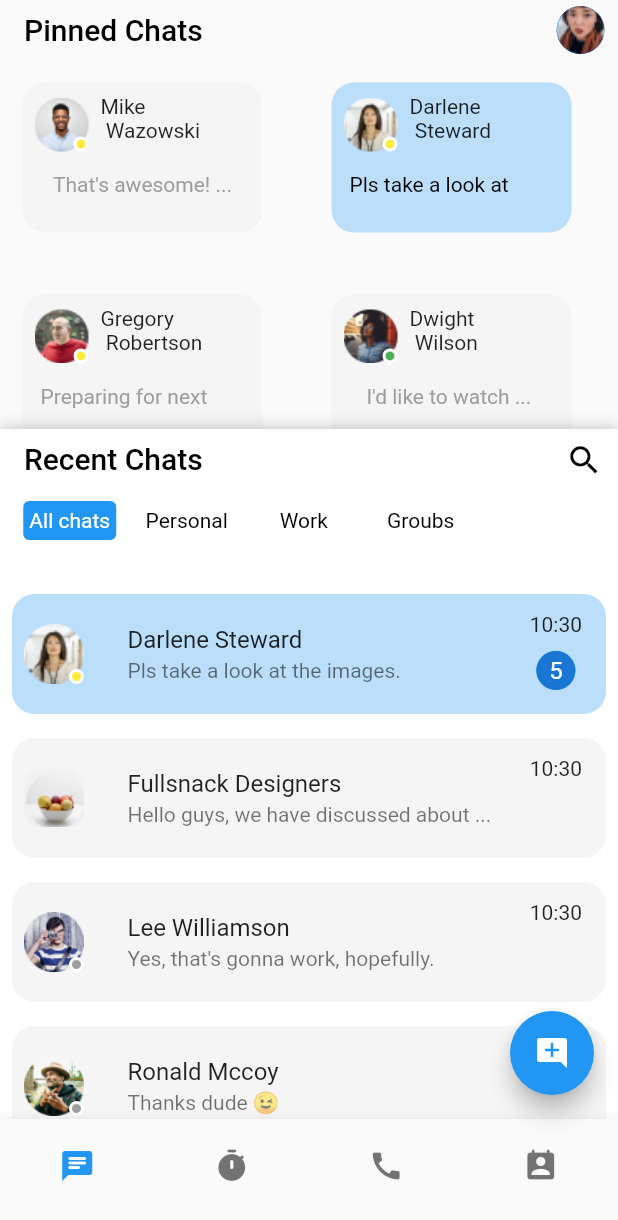
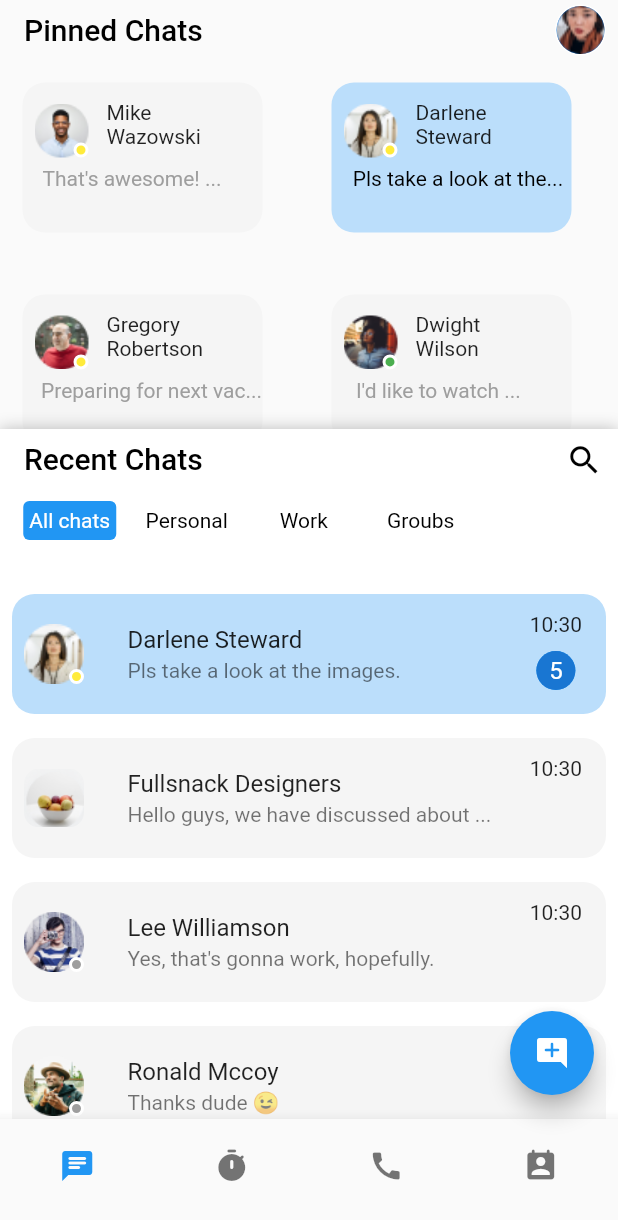
Before and after one commit to khalidmagde/chat_screen_demo, a Flutter app: the screen it shows after launch, on a phone screen of 412 x 824 dp. Shown: the top 1220 px of the screen. Run offline on Flutter 3.47's test engine with Material 2 defaults, Android fonts, the phone set to English and light mode, and no system bars; drawn by our look-alikes of sliding_up_panel.

Commit message:
Add all my files

```diff
--- a/lib/data/static/static.dart
+++ b/lib/data/static/static.dart
@@ -6,25 +6,25 @@ import 'package:flutter/material.dart';
 
 List<ChatModel> pinnedChatModel = [
   ChatModel(
-    name: "Mike \n Wazowski",
+    name: "Mike\nWazowski",
     image: AppImages.mikeWazowski,
     body: "That's awesome! ...",
     color: Colors.grey.shade100,
   ),
   ChatModel(
-    name: "Darlene \n Steward",
+    name: "Darlene\nSteward",
     image: AppImages.darleneSteward,
     body: "Pls take a look at the... ",
     color: Colors.blue.shade100,
   ),
   ChatModel(
-    name: "Gregory \n Robertson",
+    name: "Gregory\nRobertson",
     image: AppImages.gregoryRobertson,
     body: "Preparing for next vac...",
     color: Colors.grey.shade100,
   ),
   ChatModel(
-    name: "Dwight \n Wilson",
+    name: "Dwight\nWilson",
     image: AppImages.dwightWilson,
     body: "I'd like to watch ... ",
     color: Colors.grey.shade100,
@@ -62,7 +62,7 @@ List<ChatMessage> chatMessage = [
   ChatMessage(
       image: Image.asset(AppImages.recOne),
       message:
-          "Hello guys, we have discussed about\n post-corona vacation plan and our\n decision is to go to Bali. We will have a very\n big party after this corona ends! These are\n some images about our destination",
+          "Hello guys, we have discussed about\npost-corona vacation plan and our\ndecision is to go to Bali. We will have a very\nbig party after this corona ends! These are\nsome images about our destination",
       type: MessageType.Sender,
       name: "mike Mazowski"),
   ChatMessage(
--- a/lib/presentation/widget/homeScreenWidgets/pinned_chats.dart
+++ b/lib/presentation/widget/homeScreenWidgets/pinned_chats.dart
@@ -1,3 +1,4 @@
+import 'package:chat_screen/core/constants/appimages.dart';
 import 'package:chat_screen/data/model/chat_model.dart';
 import 'package:chat_screen/data/static/static.dart';
 import 'package:flutter/material.dart';
@@ -64,12 +65,17 @@ class _PinnedChatState extends State<PinnedChat> {
                           ),
                         ),
                         Container(
-                            padding: EdgeInsets.all(8),
+                            padding: EdgeInsets.all(12),
                             child: Text(widget.pinnedChatModel.name!)),
                       ],
                     ),
                     Container(
-                      padding: EdgeInsets.all(12),
+                      padding: widget.pinnedChatModel.image ==
+                                  AppImages.mikeWazowski ||
+                              widget.pinnedChatModel.image ==
+                                  AppImages.dwightWilson
+                          ? EdgeInsets.only(right: 14)
+                          : EdgeInsets.only(left: 12),
                       child: Text(
                         widget.pinnedChatModel.body!,
                         style: TextStyle(
```
